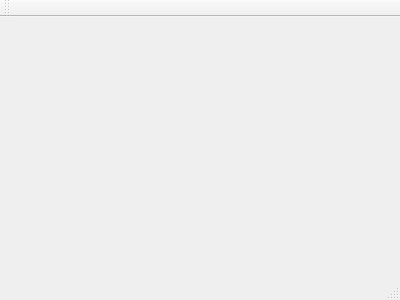
Old version of the form qtStudy_multiThread/mainwindow.ui in the repository f0ghua/qtStudy.
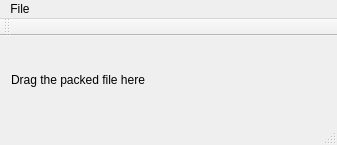
New version of the form.

Diff of the .ui file:
```diff
--- a/qtStudy_multiThread/mainwindow.ui
+++ b/qtStudy_multiThread/mainwindow.ui
@@ -1,24 +1,55 @@
 <ui version="4.0">
  <class>MainWindow</class>
- <widget class="QMainWindow" name="MainWindow" >
-  <property name="geometry" >
+ <widget class="QMainWindow" name="MainWindow">
+  <property name="geometry">
    <rect>
     <x>0</x>
     <y>0</y>
-    <width>400</width>
-    <height>300</height>
+    <width>337</width>
+    <height>145</height>
    </rect>
   </property>
   <property name="windowTitle" >
    <string>MainWindow</string>
   </property>
-  <widget class="QMenuBar" name="menuBar" />
-  <widget class="QToolBar" name="mainToolBar" />
-  <widget class="QWidget" name="centralWidget" />
-  <widget class="QStatusBar" name="statusBar" />
+  <widget class="QWidget" name="centralWidget">
+   <layout class="QGridLayout" name="gridLayout">
+    <item row="0" column="0">
+     <widget class="QLabel" name="label">
+      <property name="text">
+       <string>Drag the packed file here</string>
+      </property>
+     </widget>
+    </item>
+   </layout>
+  </widget>
+  <widget class="QMenuBar" name="menuBar">
+   <property name="geometry">
+    <rect>
+     <x>0</x>
+     <y>0</y>
+     <width>337</width>
+     <height>23</height>
+    </rect>
+   </property>
+   <widget class="QMenu" name="menuelfxtor">
+    <property name="title">
+     <string>File</string>
+    </property>
+   </widget>
+   <addaction name="menuelfxtor"/>
+  </widget>
+  <widget class="QToolBar" name="mainToolBar">
+   <attribute name="toolBarArea">
+    <enum>TopToolBarArea</enum>
+   </attribute>
+   <attribute name="toolBarBreak">
+    <bool>false</bool>
+   </attribute>
+  </widget>
+  <widget class="QStatusBar" name="statusBar"/>
  </widget>
- <layoutDefault spacing="6" margin="11" />
- <pixmapfunction></pixmapfunction>
+ <layoutdefault spacing="6" margin="11"/>
  <resources/>
  <connections/>
 </ui>
```
Left out of the diff: 5 changed lines with no effect on the pictures.
